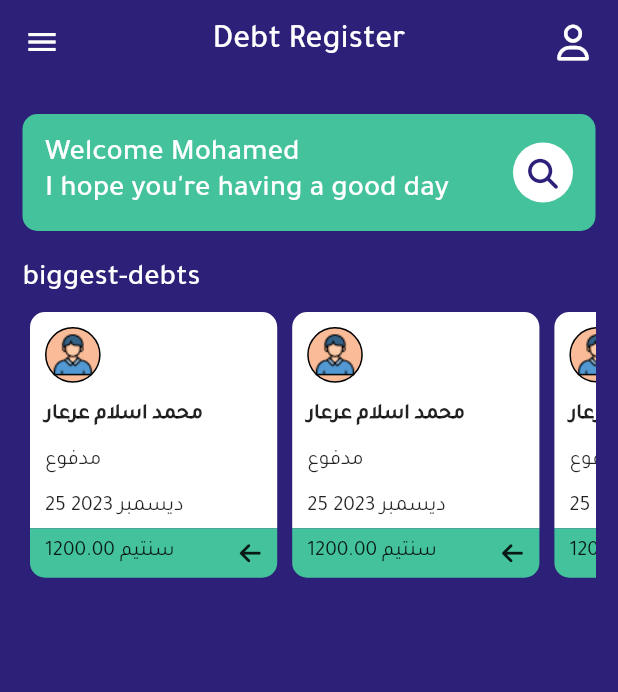
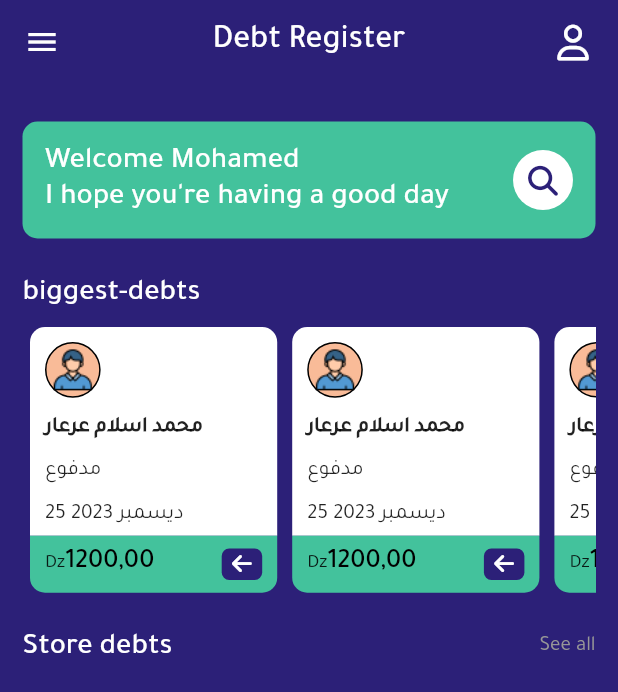
Before and after one commit to Mohamed-Ararr/store-debt, a Flutter app: the screen it shows after launch, on a phone screen of 412 x 824 dp. Shown: the top 692 px of the screen. Run offline on Flutter 3.47's test engine with Material 2 defaults, Android fonts, the phone set to English and light mode, and no system bars; our stand-ins replace flutter_svg, font_awesome_flutter, go_router; project files that could hold a hidden picture were left out.

Commit message:
small changes to small client card

```diff
--- a/assets/lang/ar.json
+++ b/assets/lang/ar.json
@@ -3,5 +3,7 @@
     "app-slogan": "تتبع ديون عملائك دون عناء!",
     "greet-with-owner": "مرحبا",
     "greet-without-owner": "أرجو أن تحظى بيوم رائع",
-    "biggest-debts": "أكبر الديون"
+    "biggest-debts": "أكبر الديون",
+    "store-debts": "ديون المحل",
+    "see-all-debts": "تصفح الكل"
 }
--- a/assets/lang/en.json
+++ b/assets/lang/en.json
@@ -3,5 +3,7 @@
     "app-slogan": "Keep track of your clients debts, effortlessly!",
     "greet-with-owner": "Welcome",
     "greet-without-owner": "I hope you're having a good day",
-    "biggest-debts": "biggest-debts"
+    "biggest-debts": "biggest-debts",
+    "store-debts": "Store debts",
+    "see-all-debts": "See all"
 }
--- a/assets/lang/fr.json
+++ b/assets/lang/fr.json
@@ -3,5 +3,7 @@
     "app-slogan": "Gardez une trace des dettes de vos clients, sans effort!",
     "greet-with-owner": "Bienvenue",
     "greet-without-owner": "j'espère que vous avez une bonne journée",
-    "biggest-debts": "plus grosses dettes"
+    "biggest-debts": "plus grosses dettes",
+    "store-debts": "Dettes du magasin",
+    "see-all-debts": "Parcourir tout"
 }
--- a/lib/Core/Style Utils/AppColors.dart
+++ b/lib/Core/Style Utils/AppColors.dart
@@ -7,4 +7,5 @@ class AppColors {
   static Color redColor = Color(0xffFD372A);
   static Color beigeColor = Color(0xffF9BB98);
   static Color whiteColor = Colors.white;
+  static Color greyColor = Color.fromARGB(255, 151, 151, 151);
 }
--- a/lib/Core/Style Utils/AppFonts.dart
+++ b/lib/Core/Style Utils/AppFonts.dart
@@ -23,4 +23,23 @@ class AppFonts {
     fontSize: 18,
     color: Colors.white,
   );
+
+  static TextStyle font_18_black_bold = TextStyle(
+    fontSize: 18,
+    color: Colors.black,
+    fontWeight: FontWeight.w500,
+  );
+
+  static TextStyle font_14_grey = TextStyle(
+    fontSize: 14,
+    color: Color.fromARGB(255, 151, 151, 151),
+  );
+
+  static TextStyle defaultWithBold = TextStyle(
+    fontWeight: FontWeight.bold,
+  );
+
+  static TextStyle font_13 = TextStyle(
+    fontSize: 13,
+  );
 }
--- a/lib/Features/Home Screen/Presentation/Widgets/ClientInfo.dart
+++ b/lib/Features/Home Screen/Presentation/Widgets/ClientInfo.dart
@@ -1,4 +1,5 @@
 import 'package:flutter/material.dart';
+import 'package:storedebt/Core/Style%20Utils/AppFonts.dart';
 
 import '../../../../Constants.dart';
 import '../../../../Core/Style Utils/AppColors.dart';
@@ -38,9 +39,7 @@ class ClientInfo extends StatelessWidget {
             ),
             Text(
               "محمد اسلام عرعار",
-              style: TextStyle(
-                fontWeight: FontWeight.bold,
-              ),
+              style: AppFonts.defaultWithBold,
             ),
             Text("مدفوع"),
             Text("25 ديسمبر 2023"),
--- a/lib/Features/Home Screen/Presentation/Widgets/HomeViewBody.dart
+++ b/lib/Features/Home Screen/Presentation/Widgets/HomeViewBody.dart
@@ -9,6 +9,7 @@ import 'package:storedebt/Features/Home%20Screen/Presentation/Widgets/ClientInfo
 import 'package:storedebt/Features/Home%20Screen/Presentation/Widgets/ClientSmallCard.dart';
 import 'package:storedebt/Features/Home%20Screen/Presentation/Widgets/PriceCard.dart';
 import 'package:storedebt/Features/Home%20Screen/Presentation/Widgets/SmallClientListView.dart';
+import 'package:storedebt/Features/Home%20Screen/Presentation/Widgets/StoreDebtsText.dart';
 
 import 'GreetAndSearchCard.dart';
 
@@ -42,15 +43,18 @@ class HomeViewBody extends StatelessWidget {
           child: Column(
             crossAxisAlignment: CrossAxisAlignment.start,
             children: [
-              SizedBox(height: 20),
+              SizedBox(height: 25),
               GreetAndSearchCard(),
-              SizedBox(height: 20),
+              SizedBox(height: 25),
               Text(
                 "${getLang(context, 'biggest-debts')}",
                 style: AppFonts.regular20BoldWhite,
               ),
               SizedBox(height: 10),
               SmallClientListView(),
+              SizedBox(height: 25),
+              StoreDebtsText(),
+              SizedBox(height: 10),
             ],
           ),
         ),
--- a/lib/Features/Home Screen/Presentation/Widgets/PriceCard.dart
+++ b/lib/Features/Home Screen/Presentation/Widgets/PriceCard.dart
@@ -1,5 +1,6 @@
 import 'package:flutter/material.dart';
 import 'package:font_awesome_flutter/font_awesome_flutter.dart';
+import 'package:storedebt/Core/Style%20Utils/AppFonts.dart';
 
 import '../../../../Core/Style Utils/AppColors.dart';
 
@@ -21,12 +22,30 @@ class PriceCard extends StatelessWidget {
       child: Row(
         mainAxisAlignment: MainAxisAlignment.spaceBetween,
         children: [
-          Text("1200.00 سنتيم"),
-          InkWell(
-            onTap: () {},
-            child: Icon(
-              FontAwesomeIcons.arrowLeft,
-              size: 16,
+          Row(
+            children: [
+              Text(
+                "Dz",
+                style: AppFonts.font_13,
+              ),
+              Text(
+                "1200,00",
+                style: AppFonts.font_18_black_bold,
+              ),
+            ],
+          ),
+          Container(
+            padding: EdgeInsets.symmetric(horizontal: 6, vertical: 3),
+            decoration: BoxDecoration(
+                color: AppColors.purpleColor,
+                borderRadius: BorderRadius.circular(5)),
+            child: InkWell(
+              onTap: () {},
+              child: Icon(
+                FontAwesomeIcons.arrowLeft,
+                size: 15,
+                color: AppColors.whiteColor,
+              ),
             ),
           ),
         ],
--- /dev/null
+++ b/lib/Features/Home Screen/Presentation/Widgets/StoreDebtsText.dart
@@ -0,0 +1,28 @@
+import 'package:flutter/material.dart';
+
+import '../../../../Core/AppLocal.dart';
+import '../../../../Core/Style Utils/AppFonts.dart';
+
+class StoreDebtsText extends StatelessWidget {
+  const StoreDebtsText({super.key});
+
+  @override
+  Widget build(BuildContext context) {
+    return Row(
+      mainAxisAlignment: MainAxisAlignment.spaceBetween,
+      children: [
+        Text(
+          "${getLang(context, "store-debts")}",
+          style: AppFonts.regular20BoldWhite,
+        ),
+        InkWell(
+          onTap: () {},
+          child: Text(
+            "${getLang(context, "see-all-debts")}",
+            style: AppFonts.font_14_grey,
+          ),
+        ),
+      ],
+    );
+  }
+}
```
